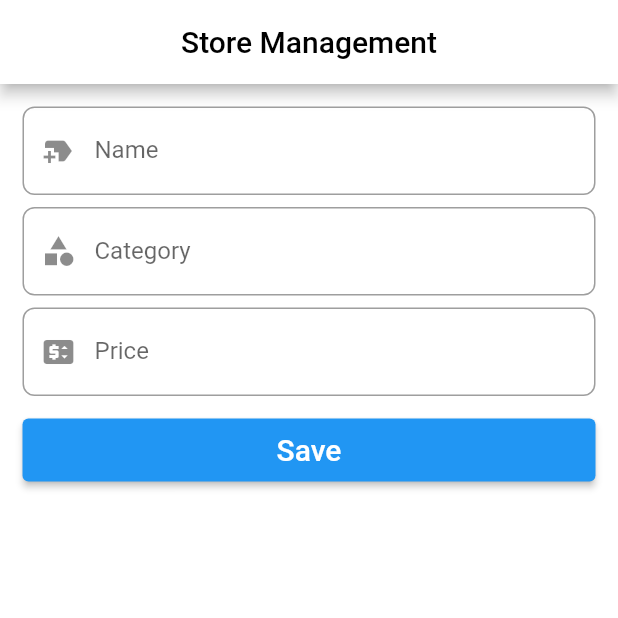
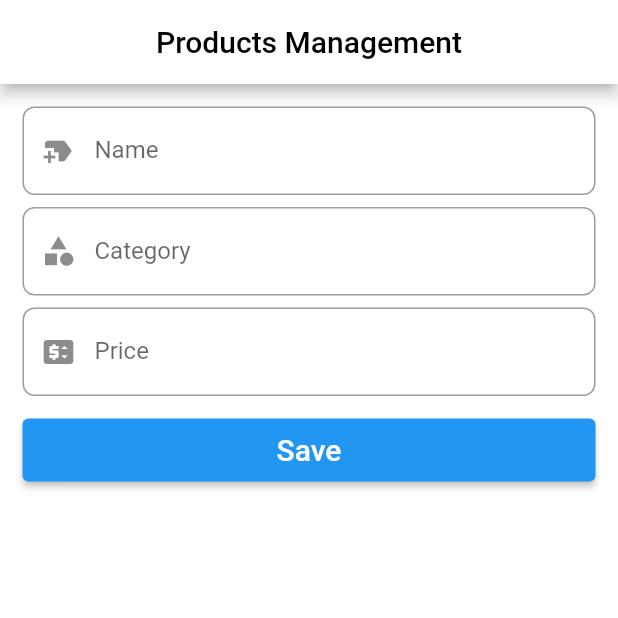
Before and after one commit to Fr05tyT4L0n/w4_30_takdanai, a Flutter app: the screen it shows after launch, on a phone screen of 412 x 824 dp, the top half of it. Run offline on Flutter 3.47's test engine with Material 3 defaults, Android fonts, the phone set to English and light mode, and no system bars; our stand-ins replace cloud_firestore, firebase_core; accounts and stored records are empty.

Commit message:
Update #5

```diff
--- a/lib/main.dart
+++ b/lib/main.dart
@@ -30,7 +30,7 @@ class MyApp extends StatelessWidget {
           centerTitle: true,
         ),
       ),
-      home: const MyHomePage(title: 'Store Management'),
+      home: const MyHomePage(title: 'Products Management'),
     );
   }
 }
@@ -245,7 +245,9 @@ class SnackDetailPage extends StatelessWidget {
   Widget build(BuildContext context) {
     return Scaffold(
       appBar: AppBar(
-        title: Text(snack["name"], style: TextStyle(color: Colors.white)),
+        // title: Text(snack["name"], style: TextStyle(color: Colors.white)),
+        backgroundColor: Theme.of(context).colorScheme.inversePrimary,
+        title: Text("Product", style: TextStyle(color: Colors.black)),
         centerTitle: true,
       ),
       body: Padding(
```
